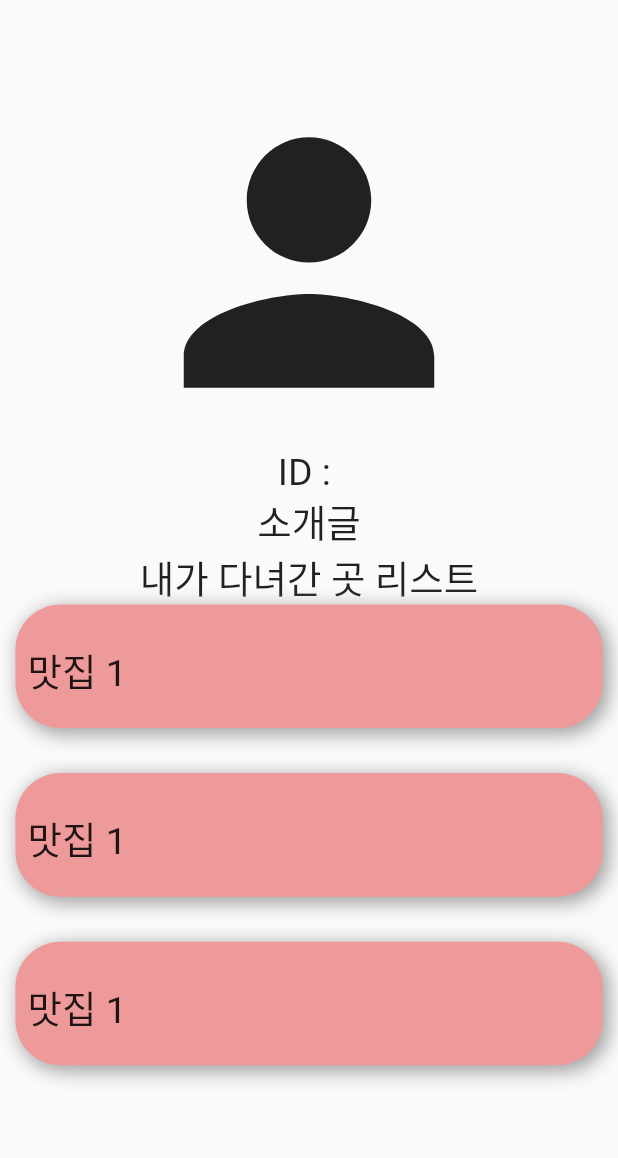
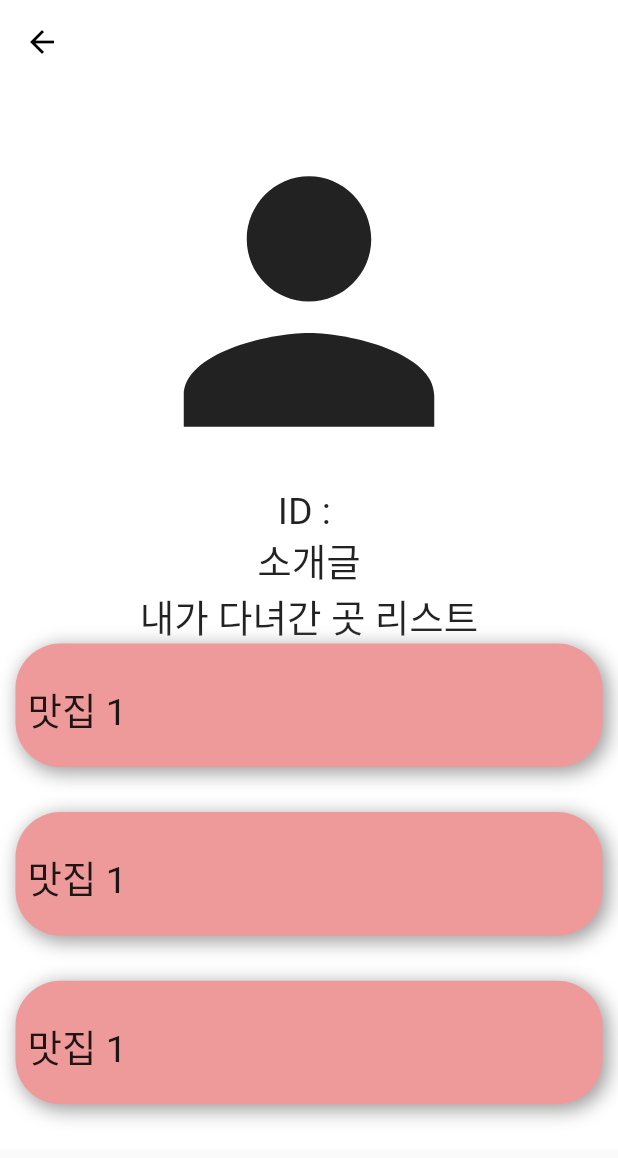
Before and after one commit to MintKangaroo/Food_Information_APP, a Flutter app: the MyPage screen opened by its route, on a phone screen of 412 x 824 dp. Shown: the top 1158 px of the screen. Run offline on Flutter 3.47's test engine with Material 2 defaults, Android fonts, the phone set to English and light mode, and no system bars; our stand-ins replace google_mobile_ads, shared_preferences; accounts and stored records are empty.

Commit message:
폰트 변경

```diff
--- a/food_information_app_project/lib/MyPage.dart
+++ b/food_information_app_project/lib/MyPage.dart
@@ -9,11 +9,20 @@ class MyPage extends StatelessWidget {
     var displayHeight = MediaQuery.of(context).size.height;
     return SafeArea(
         child: Scaffold(
+          appBar: (
+
+            AppBar(
+              elevation: 0,
+              backgroundColor: Colors.white,
+            )
+          ),
       body: SingleChildScrollView(
+        child: Container(
+          color : Colors.white,
           child: Column(
             children: [
               Padding(
-              padding: const EdgeInsets.only(top: 50),
+                padding: const EdgeInsets.only(top: 20),
                 child: Row(
                   mainAxisAlignment: MainAxisAlignment.center,
                   children: [
@@ -138,6 +147,7 @@ class MyPage extends StatelessWidget {
             ],
           ),
         ),
+      ),
     ));
   }
 }
--- a/food_information_app_project/pubspec.yaml
+++ b/food_information_app_project/pubspec.yaml
@@ -80,7 +80,9 @@ flutter:
     - family: hahmlet
       fonts:
         - asset: assets/fonts/hahmlet_font.ttf
-
+    - family: dohyeon
+      fonts:
+        - asset: assets/fonts/DoHyeon-Regular.ttf
 
 
   # For details regarding fonts from package dependencies,
```
Also changed, not shown: food_information_app_project/assets/fonts/DoHyeon-Regular.ttf (added). Lines whose indentation alone changed are shown as unchanged.
